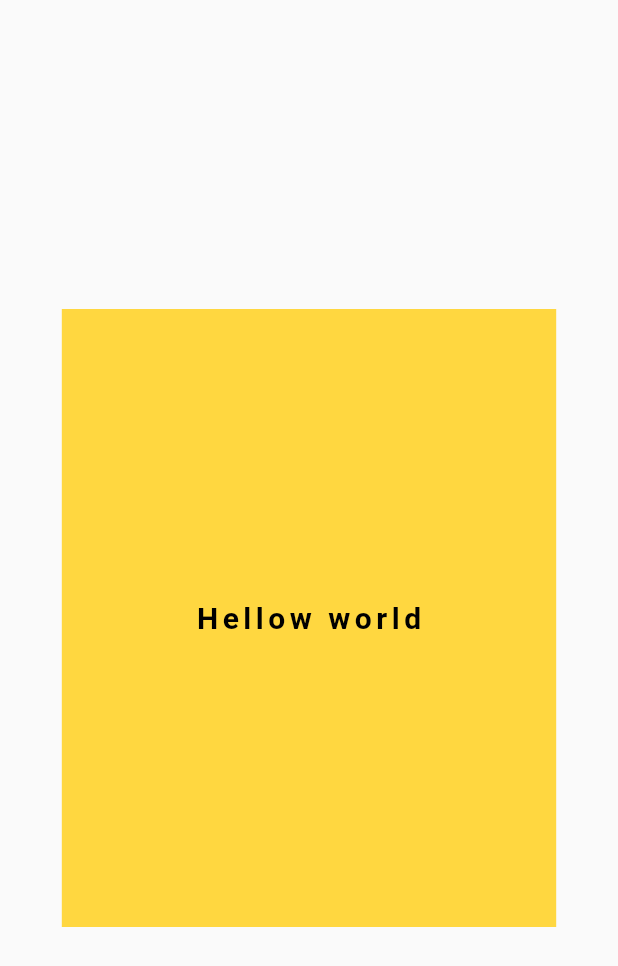
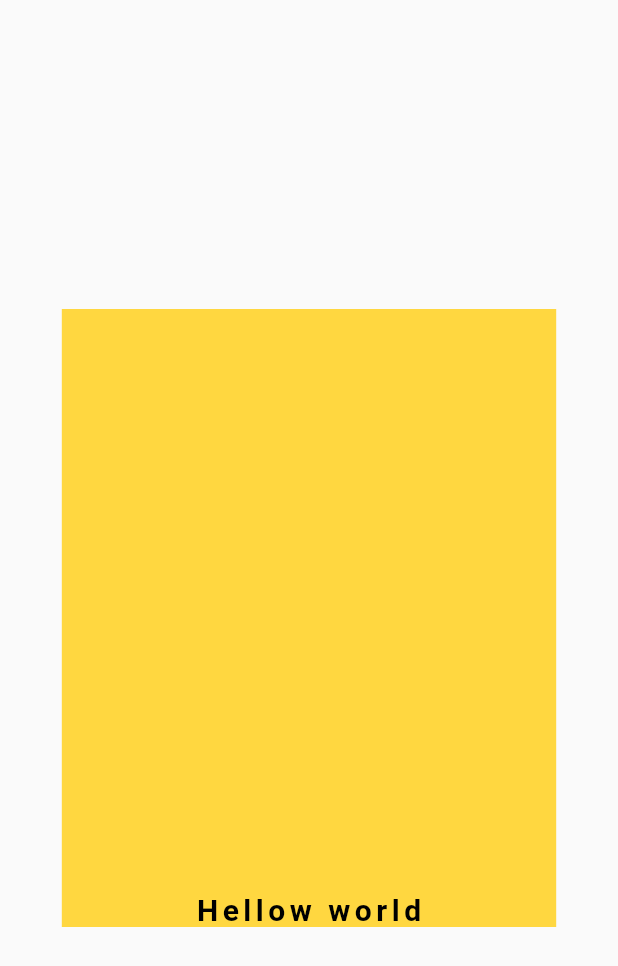
Before and after one commit to kodisinghe2021/MADSecondWeek, a Flutter app: the screen it shows after launch, on a phone screen of 412 x 824 dp. Shown: the top 966 px of the screen. Run offline on Flutter 3.47's test engine with Material 2 defaults, Android fonts, the phone set to English and light mode, and no system bars.

Commit message:
container set 2

```diff
--- a/lib/first_page.dart
+++ b/lib/first_page.dart
@@ -12,16 +12,16 @@ class FirstPage extends StatelessWidget {
           width: size.width * 0.8,
           height: size.height / 2,
           color: Colors.amberAccent,
-          child: const Center(
-              child: Text(
+          child: const Text(
             "Hellow world",
             style: TextStyle(
-              fontSize: 20,
-              fontWeight: FontWeight.bold,
-              color: Colors.black,
-              letterSpacing: 3,
+          fontSize: 20,
+          fontWeight: FontWeight.bold,
+          color: Colors.black,
+          letterSpacing: 3,
             ),
-          )),
+          ),
+          alignment: Alignment.bottomCenter,
         ),
       ),
     );
```
